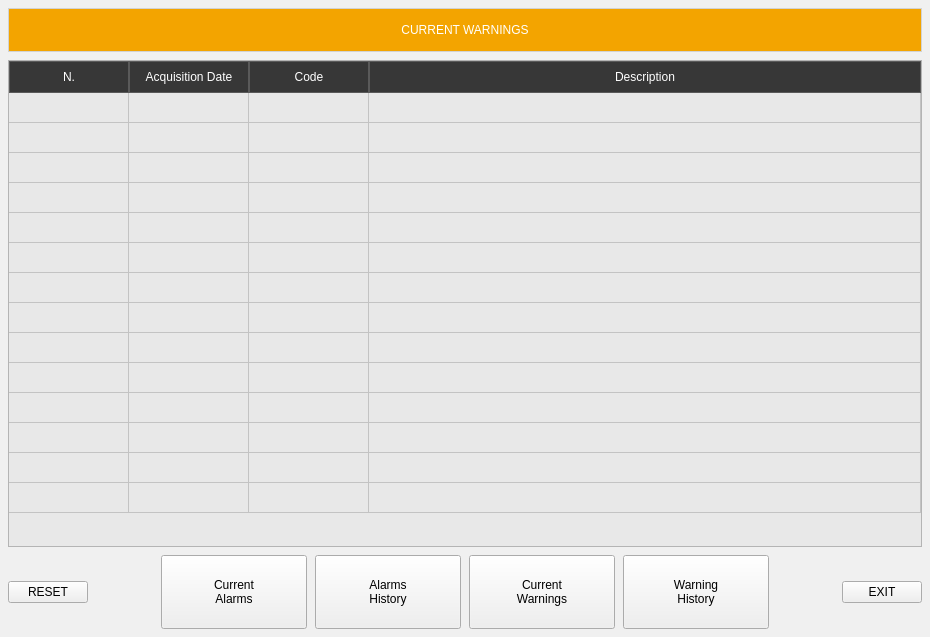
The window that python/examples/api_client_qt_demo/alarms_warnings_dialog.ui (rosettacnc-classroom/cnc_api_client_core_1) describes before a commit, drawn with Qt 5.
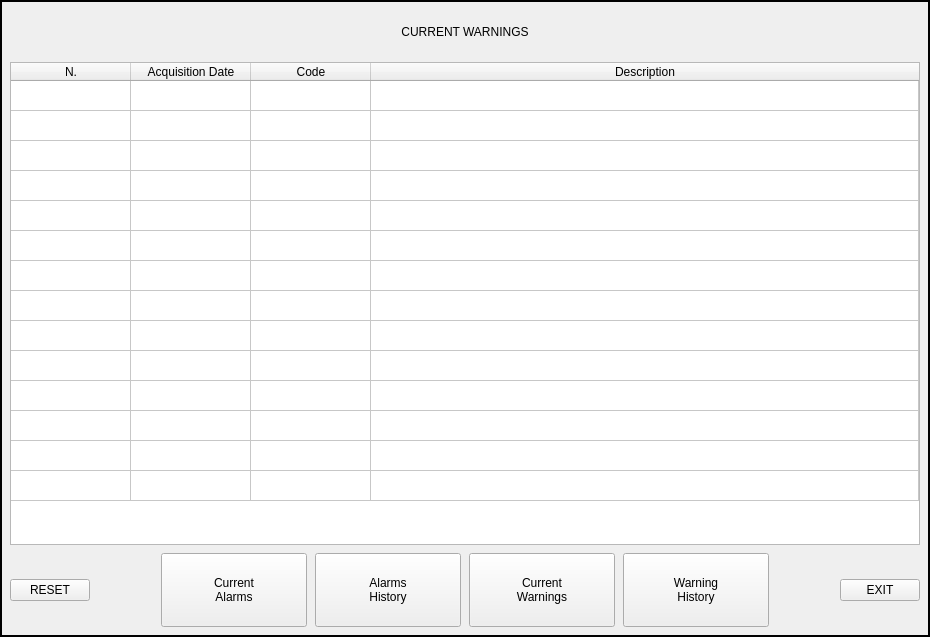
The same window after the commit.

Diff of the .ui file:
```diff
--- a/python/examples/api_client_qt_demo/alarms_warnings_dialog.ui
+++ b/python/examples/api_client_qt_demo/alarms_warnings_dialog.ui
@@ -14,33 +14,43 @@
    <string>Current Warnings</string>
   </property>
   <property name="styleSheet">
-   <string notr="true">QDialog {
-    background-color: rgb(240, 240, 240);
-}
-QLabel#titleLabel {
-    background-color: rgb(243, 164, 0);
-    color: rgb(255, 255, 255);
-    font: 700 18pt &quot;Arial&quot;;
-    border: 1px solid rgb(210, 210, 210);
-}
-QTableWidget {
-    background-color: rgb(232, 232, 232);
-    gridline-color: rgb(195, 195, 195);
-    selection-background-color: rgb(230, 211, 191);
-    selection-color: rgb(0, 0, 0);
-    border: 1px solid rgb(180, 180, 180);
-}
-QHeaderView::section {
-    background-color: rgb(55, 55, 55);
-    color: rgb(255, 255, 255);
-    padding: 6px;
-    border: 1px solid rgb(90, 90, 90);
-    font: 700 11pt &quot;Arial&quot;;
-}
-</string>
+   <string notr="true"/>
   </property>
   <layout class="QVBoxLayout" name="mainLayout">
    <property name="spacing">
+    <number>0</number>
+   </property>
+   <property name="leftMargin">
+    <number>0</number>
+   </property>
+   <property name="topMargin">
+    <number>0</number>
+   </property>
+   <property name="rightMargin">
+    <number>0</number>
+   </property>
+   <property name="bottomMargin">
+    <number>0</number>
+   </property>
+   <item>
+    <widget class="QFrame" name="dialogFrame">
+     <property name="styleSheet">
+      <string notr="true"/>
+     </property>
+     <property name="frameShape">
+      <enum>QFrame::Shape::Box</enum>
+     </property>
+     <property name="frameShadow">
+      <enum>QFrame::Shadow::Plain</enum>
+     </property>
+     <property name="lineWidth">
+      <number>2</number>
+     </property>
+     <property name="isDialogFrame" stdset="0">
+      <bool>true</bool>
+     </property>
+     <layout class="QVBoxLayout" name="contentLayout">
+      <property name="spacing">
     <number>8</number>
    </property>
    <property name="leftMargin">
@@ -310,6 +320,9 @@
       </widget>
      </item>
     </layout>
+      </item>
+     </layout>
+    </widget>
    </item>
   </layout>
  </widget>
```
Lines whose indentation alone changed are shown as unchanged.
